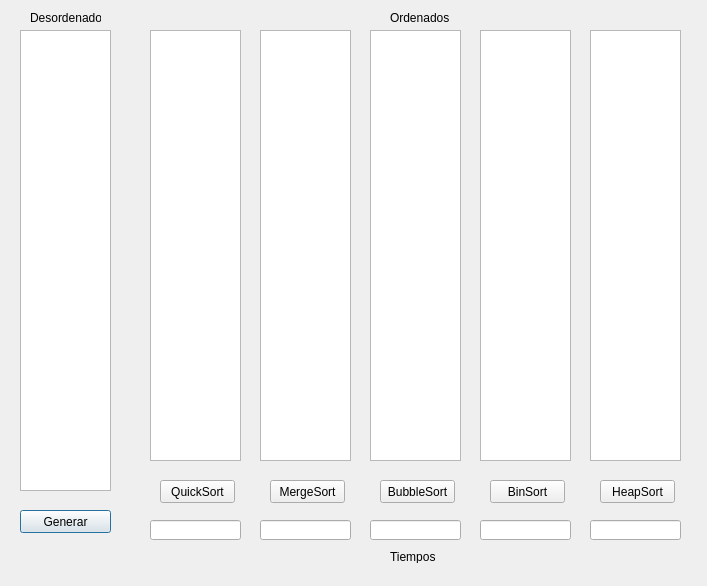
The window that ProyectoIIEstructura/ordensort.ui (rasantos24/EstructuraProyecto2) describes before a commit, drawn with Qt 5.
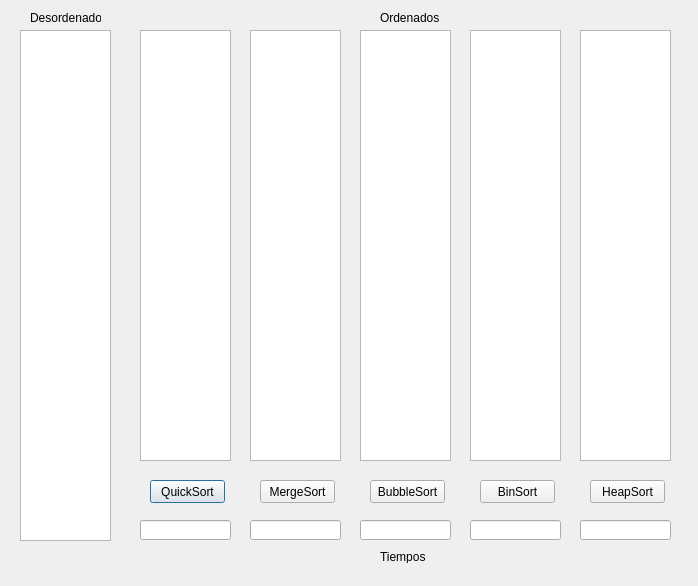
The same window after the commit.

Patch:
```diff
--- a/ProyectoIIEstructura/ordensort.ui
+++ b/ProyectoIIEstructura/ordensort.ui
@@ -6,7 +6,7 @@
    <rect>
     <x>0</x>
     <y>0</y>
-    <width>707</width>
+    <width>698</width>
     <height>586</height>
    </rect>
   </property>
@@ -19,27 +19,14 @@
      <x>20</x>
      <y>30</y>
      <width>91</width>
-     <height>461</height>
+     <height>511</height>
     </rect>
    </property>
   </widget>
-  <widget class="QPushButton" name="BtnGenerar">
-   <property name="geometry">
-    <rect>
-     <x>20</x>
-     <y>510</y>
-     <width>91</width>
-     <height>23</height>
-    </rect>
-   </property>
-   <property name="text">
-    <string>Generar</string>
-   </property>
-  </widget>
   <widget class="QPushButton" name="BtnQS">
    <property name="geometry">
     <rect>
-     <x>160</x>
+     <x>150</x>
      <y>480</y>
      <width>75</width>
      <height>23</height>
@@ -52,7 +39,7 @@
   <widget class="QPushButton" name="BtnMS">
    <property name="geometry">
     <rect>
-     <x>270</x>
+     <x>260</x>
      <y>480</y>
      <width>75</width>
      <height>23</height>
@@ -65,7 +52,7 @@
   <widget class="QPushButton" name="BtnBS">
    <property name="geometry">
     <rect>
-     <x>380</x>
+     <x>370</x>
      <y>480</y>
      <width>75</width>
      <height>23</height>
@@ -78,7 +65,7 @@
   <widget class="QPushButton" name="BtnBS_2">
    <property name="geometry">
     <rect>
-     <x>490</x>
+     <x>480</x>
      <y>480</y>
      <width>75</width>
      <height>23</height>
@@ -91,7 +78,7 @@
   <widget class="QPushButton" name="BtnHS">
    <property name="geometry">
     <rect>
-     <x>600</x>
+     <x>590</x>
      <y>480</y>
      <width>75</width>
      <height>23</height>
@@ -104,7 +91,7 @@
   <widget class="QLineEdit" name="EditBubble">
    <property name="geometry">
     <rect>
-     <x>370</x>
+     <x>250</x>
      <y>520</y>
      <width>91</width>
      <height>20</height>
@@ -114,7 +101,7 @@
   <widget class="QLineEdit" name="EditHS">
    <property name="geometry">
     <rect>
-     <x>590</x>
+     <x>470</x>
      <y>520</y>
      <width>91</width>
      <height>20</height>
@@ -124,7 +111,7 @@
   <widget class="QLineEdit" name="EditBinSort">
    <property name="geometry">
     <rect>
-     <x>480</x>
+     <x>360</x>
      <y>520</y>
      <width>91</width>
      <height>20</height>
@@ -134,7 +121,7 @@
   <widget class="QLineEdit" name="EditMS">
    <property name="geometry">
     <rect>
-     <x>260</x>
+     <x>140</x>
      <y>520</y>
      <width>91</width>
      <height>20</height>
@@ -144,7 +131,7 @@
   <widget class="QLineEdit" name="EditQS">
    <property name="geometry">
     <rect>
-     <x>150</x>
+     <x>580</x>
      <y>520</y>
      <width>91</width>
      <height>20</height>
@@ -167,7 +154,7 @@
   <widget class="QListWidget" name="ListaQS">
    <property name="geometry">
     <rect>
-     <x>150</x>
+     <x>580</x>
      <y>30</y>
      <width>91</width>
      <height>431</height>
@@ -177,7 +164,7 @@
   <widget class="QLabel" name="LabelTiempo">
    <property name="geometry">
     <rect>
-     <x>390</x>
+     <x>380</x>
      <y>550</y>
      <width>47</width>
      <height>13</height>
@@ -190,7 +177,7 @@
   <widget class="QListWidget" name="ListaMS">
    <property name="geometry">
     <rect>
-     <x>260</x>
+     <x>140</x>
      <y>30</y>
      <width>91</width>
      <height>431</height>
@@ -200,7 +187,7 @@
   <widget class="QListWidget" name="ListaBubble">
    <property name="geometry">
     <rect>
-     <x>370</x>
+     <x>250</x>
      <y>30</y>
      <width>91</width>
      <height>431</height>
@@ -210,7 +197,7 @@
   <widget class="QListWidget" name="ListaBinSort">
    <property name="geometry">
     <rect>
-     <x>480</x>
+     <x>360</x>
      <y>30</y>
      <width>91</width>
      <height>431</height>
@@ -220,7 +207,7 @@
   <widget class="QListWidget" name="ListaHS">
    <property name="geometry">
     <rect>
-     <x>590</x>
+     <x>470</x>
      <y>30</y>
      <width>91</width>
      <height>431</height>
@@ -230,7 +217,7 @@
   <widget class="QLabel" name="LabelOrden">
    <property name="geometry">
     <rect>
-     <x>390</x>
+     <x>380</x>
      <y>10</y>
      <width>61</width>
      <height>16</height>
```
